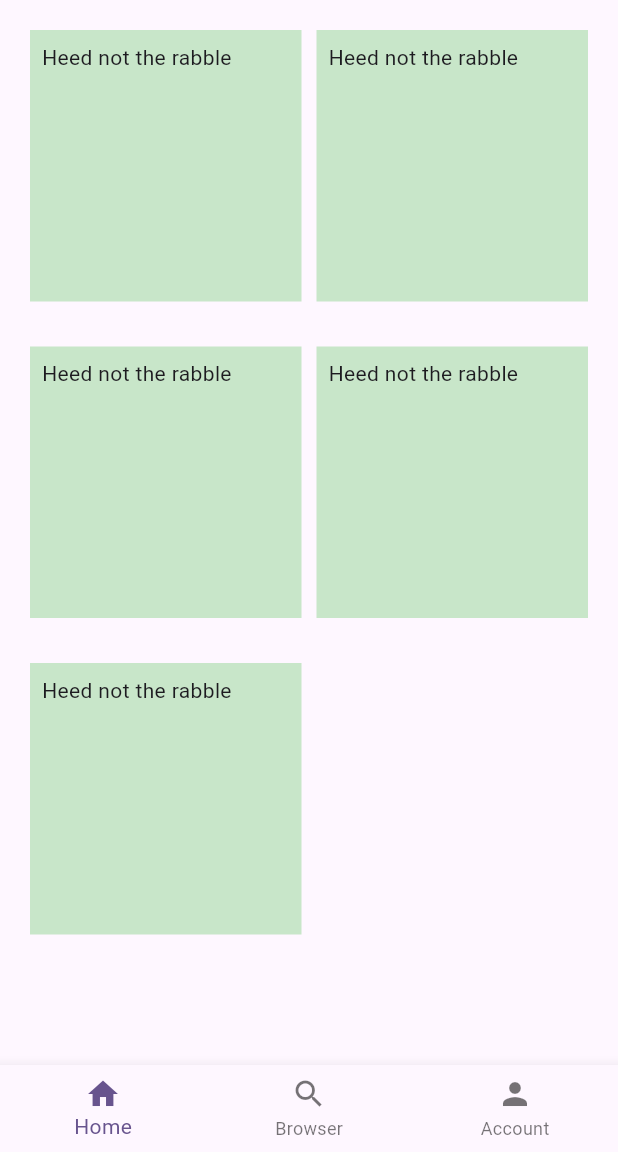
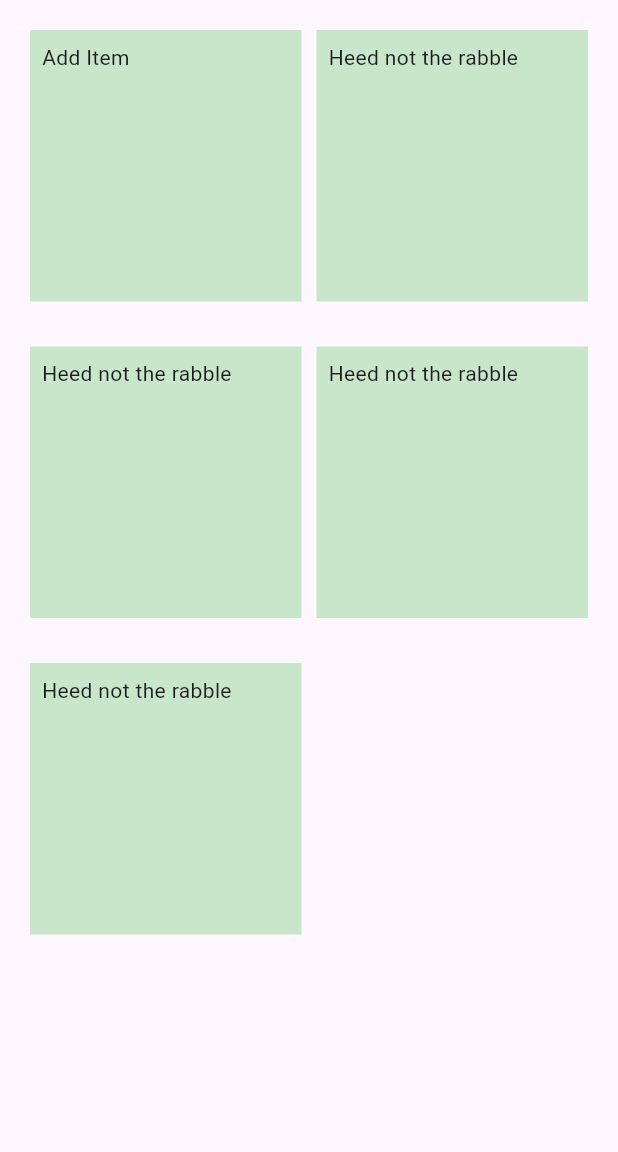
Before and after one commit to Eternatus9999/Thoga-Kade-Flutter-Project, a Flutter app: the screen it shows after launch, on a phone screen of 412 x 824 dp, the part 84-1236 px from its top. Run offline on Flutter 3.47's test engine with Material 3 defaults, Android fonts, the phone set to English and light mode, and no system bars.

Commit message:
Add Item Inteface and make it gather data

```diff
--- /dev/null
+++ b/lib/components/Heading.dart
@@ -0,0 +1,11 @@
+import 'package:flutter/cupertino.dart';
+import 'package:flutter/material.dart';
+
+class Heading extends AppBar{
+  AppBar create() {
+    return AppBar(
+      backgroundColor: Colors.green,
+      title: Center(child: Text("Thoga Kade", style: TextStyle(fontWeight: FontWeight.bold, fontSize: 40),)),
+    );
+  }
+}
--- /dev/null
+++ b/lib/dto/Item.dart
@@ -0,0 +1,12 @@
+class Item {
+   String id;
+   String name;
+   double pricePerKg;
+   double availableQuantity;
+   String category;
+   String expiryDate;
+
+  Item(this.id, this.name, this.pricePerKg, this.availableQuantity, this.category, this.expiryDate);
+
+  String toString() => 'id: $id, name: $name, pricePerKg: $pricePerKg, availableQuantity: $availableQuantity, category: $category, expiryDate: $expiryDate';
+}
--- /dev/null
+++ b/lib/dto/Order.dart
@@ -0,0 +1,10 @@
+class Order{
+  final String id;
+  final String item;
+  final double qty;
+  final double totalPrice;
+
+  Order(this.id, this.item, this.qty, this.totalPrice);
+
+  String toString() => 'id: $id, item: $item, qty: $qty, totalPrice: $totalPrice |';
+}
--- a/lib/main.dart
+++ b/lib/main.dart
@@ -1,4 +1,5 @@
 import 'package:flutter/material.dart';
+import 'package:thoga_kade/components/Heading.dart';
 import 'package:thoga_kade/pages/AddItem.dart';
 
 void main() {
@@ -31,16 +32,14 @@ class MyHomePage extends StatefulWidget {
 
   @override
   State<MyHomePage> createState() => _MyHomePageState();
+
 }
 
 class _MyHomePageState extends State<MyHomePage> {
   @override
   Widget build(BuildContext context) {
     return Scaffold(
-      appBar: AppBar(
-        backgroundColor: Colors.green,
-        title: Center(child: Text(widget.title, style: TextStyle(fontWeight: FontWeight.bold, fontSize: 40),)),
-      ),
+      appBar: Heading().create(),
       body: Container(
           child: CustomScrollView(
             primary: false,
@@ -57,12 +56,11 @@ class _MyHomePageState extends State<MyHomePage> {
                         Navigator.push(
                             context,
                             MaterialPageRoute(builder: (context) => AddItem()));
-
                       },
                       child: Container(
                         padding: EdgeInsets.all(8),
                         color: Colors.green[100],
-                        child: Text('Heed not the rabble'),
+                        child: Text('Add Item'),
                       ),
                     ),
                     GestureDetector(
@@ -111,23 +109,23 @@ class _MyHomePageState extends State<MyHomePage> {
             ],
           )
         ),
-      bottomNavigationBar: BottomNavigationBar(
-        items: [
-          BottomNavigationBarItem(
-            backgroundColor: Colors.green,
-            icon: Icon(Icons.home),
-            label: 'Home',
-          ),
-          BottomNavigationBarItem(
-            icon: Icon(Icons.search),
-            label: 'Browser',
-          ),
-          BottomNavigationBarItem(
-            icon: Icon(Icons.person),
-            label: 'Account',
-          ),
-        ],
-      ), // This trailing comma makes auto-formatting nicer for build methods.
+      // bottomNavigationBar: BottomNavigationBar(
+      //   items: [
+      //     BottomNavigationBarItem(
+      //       backgroundColor: Colors.green,
+      //       icon: Icon(Icons.home),
+      //       label: 'Home',
+      //     ),
+      //     BottomNavigationBarItem(
+      //       icon: Icon(Icons.search),
+      //       label: 'Browser',
+      //     ),
+      //     BottomNavigationBarItem(
+      //       icon: Icon(Icons.person),
+      //       label: 'Account',
+      //     ),
+      //   ],
+      // ), // This trailing comma makes auto-formatting nicer for build methods.
     );
   }
 }
--- a/lib/pages/AddItem.dart
+++ b/lib/pages/AddItem.dart
@@ -1,10 +1,56 @@
 import 'package:flutter/material.dart';
+import 'package:thoga_kade/components/Heading.dart';
+import 'package:thoga_kade/components/TxtField.dart';
+import 'package:thoga_kade/utils/ModelType.dart';
+
+import '../dto/Item.dart';
+import '../services/FileService.dart';
+
 
 class AddItem extends StatelessWidget{
+  final validationNotifier = ValueNotifier("");
+  Item item = new Item("", "", 0, 0, "", "");
   @override
   Widget build(BuildContext context) {
-    return  Container(
-        child: Text("Hello"),
+    return  SafeArea(
+      child: Scaffold(
+        appBar: Heading().create(),
+          body: Container(
+            child: Column(
+              children:[
+                TxtField().create(validationNotifier,"Item Id",item,"id",ModelType.ITEM),
+                TxtField().create(validationNotifier,"Item Name",item,"name",ModelType.ITEM),
+                TxtField().create(validationNotifier,"Price per Kg",item,"price",ModelType.ITEM),
+                TxtField().create(validationNotifier,"Available Quantity",item,"qty",ModelType.ITEM),
+                TxtField().create(validationNotifier,"Category",item,"category",ModelType.ITEM),
+                TxtField().create(validationNotifier,"Expiry Date",item,"date",ModelType.ITEM),
+                ValueListenableBuilder(valueListenable: validationNotifier, builder: (_,value,__){
+                  return Text(value, style: const TextStyle(
+                      color: Colors.red
+                  ),);
+                }),
+                Padding(
+                  padding: const EdgeInsets.all(8.0),
+                  child: Center(
+                    child: TextButton(
+                      onPressed: () {
+                        FileService().saveData("inventory.txt", item.toString());
+                      },
+                      child: Text('Add Item', style: TextStyle(fontSize: 20, color: Colors.black),),
+                      style: TextButton.styleFrom(
+                        backgroundColor: Colors.green,
+                        textStyle: TextStyle(
+                          fontSize: 18.0,
+                          fontWeight: FontWeight.bold,
+                        ),
+                      ),
+                    ),
+                  ),
+                )
+              ],
+            ),
+          )
+      ),
     );
   }
 
--- /dev/null
+++ b/lib/utils/ModelType.dart
@@ -0,0 +1,3 @@
+enum ModelType{
+   ITEM,ORDER
+}
```
Also changed, not shown: lib/components/TxtField.dart (added, +66 -0 lines), lib/controller/InventoryManager.dart (added, +37 -0 lines), lib/controller/ThogaKadeManager.dart (added, +146 -0 lines), lib/services/FileService.dart (added, +48 -0 lines).
